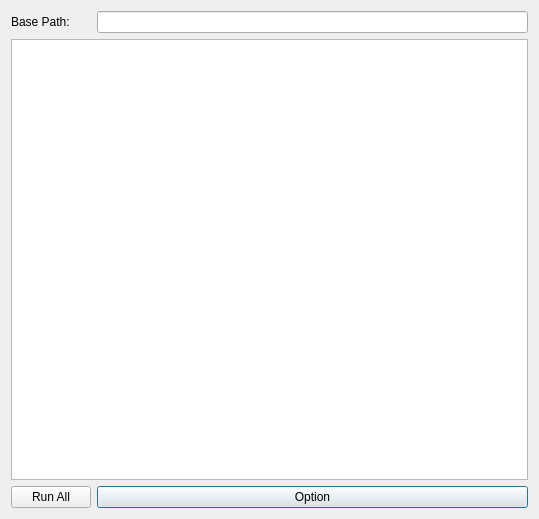
The window that safe_qgis/batch_runner_base.ui (feyeandal/inasafe) describes before a commit, drawn with Qt 5.
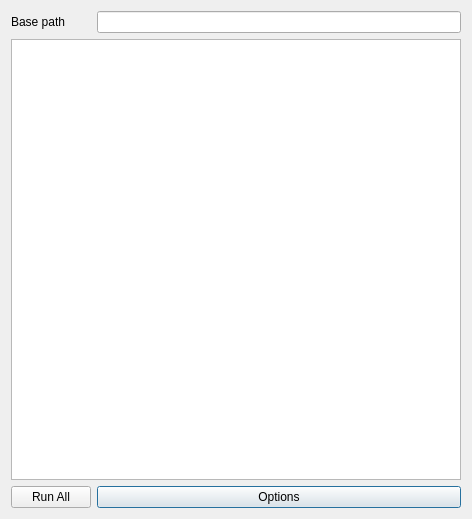
The same window after the commit. Custom widgets are drawn as their Qt base class.

Commit message: Use dialog and base class for path chooser widget in batch runner

```diff
--- a/safe_qgis/batch_runner_base.ui
+++ b/safe_qgis/batch_runner_base.ui
@@ -6,7 +6,7 @@
    <rect>
     <x>0</x>
     <y>0</y>
-    <width>539</width>
+    <width>468</width>
     <height>519</height>
    </rect>
   </property>
@@ -33,14 +33,14 @@
       </sizepolicy>
      </property>
      <property name="text">
-      <string>Base Path:</string>
+      <string>Base path</string>
      </property>
     </widget>
    </item>
    <item row="2" column="1">
     <widget class="QPushButton" name="pbnOption">
      <property name="text">
-      <string>Option</string>
+      <string>Options</string>
      </property>
      <property name="checkable">
       <bool>false</bool>
```
Left out of the diff: 2 changed lines with no effect on the pictures. The commit also changes 6 other files.
